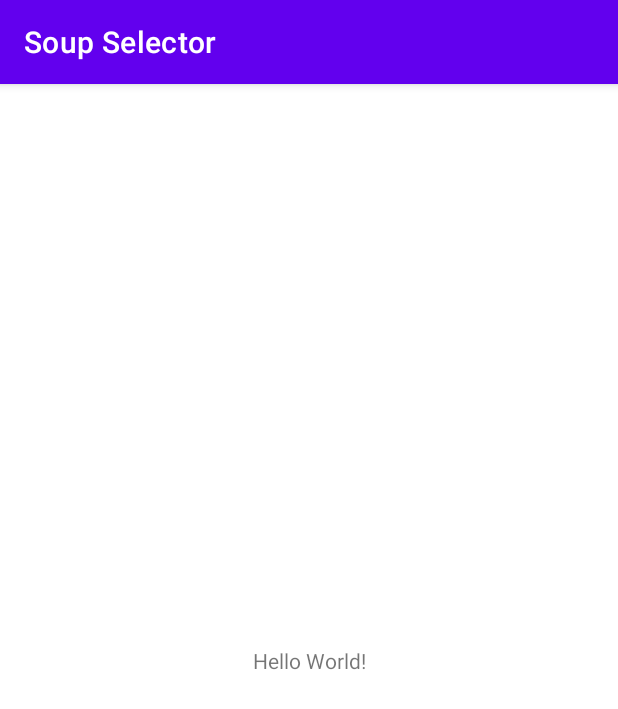
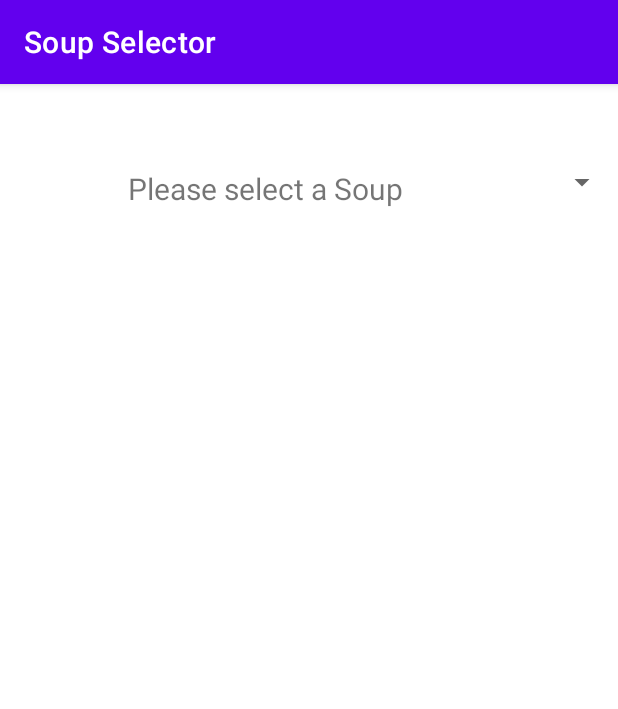
Before and after one commit to GrantGwiaz/CIS3515_S21_SoupImageViewerApp, an Android app: the screen it shows after launch (SelectionActivity), on a phone screen of 412 x 824 dp. Shown: the top 709 px of the screen. Run offline under Robolectric (Android 15) with nearby library versions, the phone set to English and light mode, and no system bars.

Commit message:
Setup visual layout for each activity, copy from previous assignment

```diff
--- a/app/src/main/res/layout/activity_main.xml
+++ b/app/src/main/res/layout/activity_main.xml
@@ -6,13 +6,12 @@
     android:layout_height="match_parent"
     tools:context=".SelectionActivity">
 
-    <TextView
-        android:layout_width="wrap_content"
+    <Spinner
+        android:id="@+id/spinner"
+        android:layout_width="match_parent"
         android:layout_height="wrap_content"
-        android:text="Hello World!"
-        app:layout_constraintBottom_toBottomOf="parent"
-        app:layout_constraintLeft_toLeftOf="parent"
-        app:layout_constraintRight_toRightOf="parent"
+        android:layout_marginTop="36dp"
+        app:layout_constraintStart_toStartOf="parent"
         app:layout_constraintTop_toTopOf="parent" />
 
 </androidx.constraintlayout.widget.ConstraintLayout>
```
Also changed, not shown: app/src/main/res/layout/activity_display.xml (+11 -0 lines).
